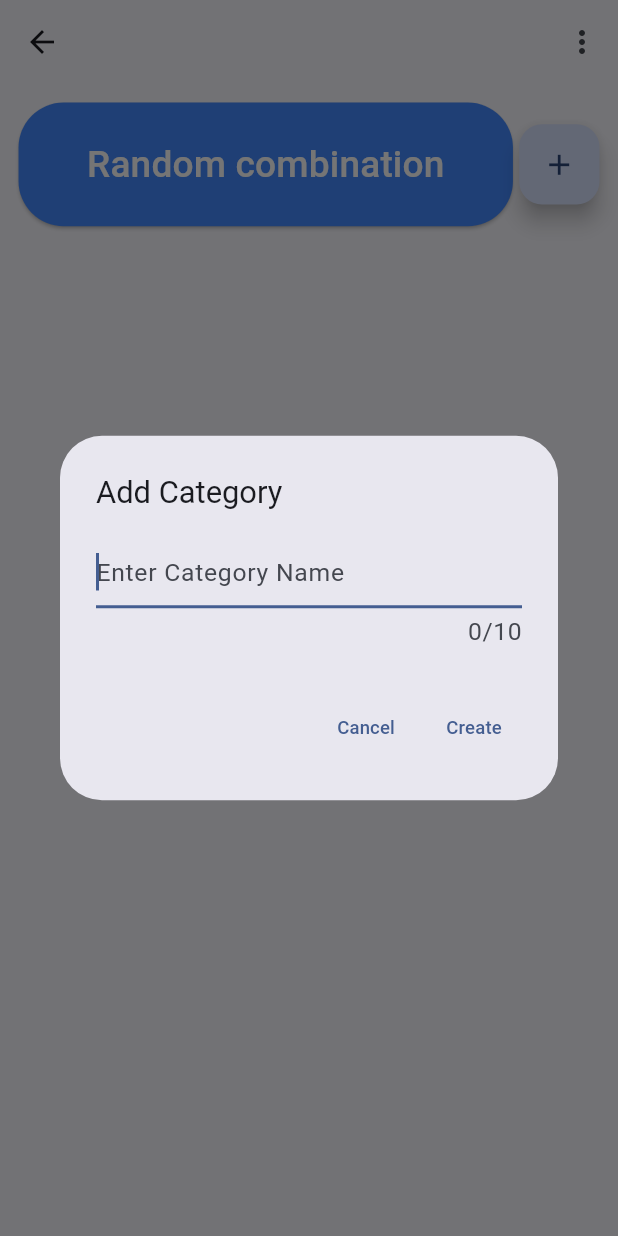
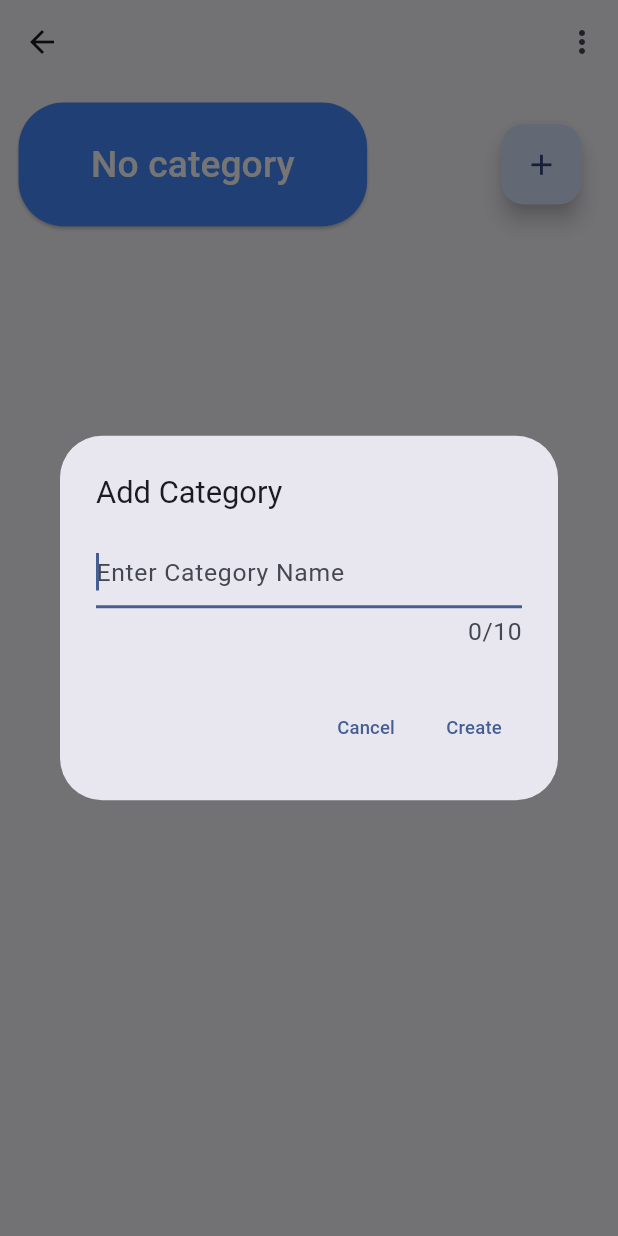
Before and after one commit to kgpksh/combinators, a Flutter app: the CombinationPage screen opened directly with empty values, after a tap on the "add" icon, on a phone screen of 412 x 824 dp. Run offline on Flutter 3.47's test engine with Material 3 defaults, Android fonts, the phone set to English and light mode, and no system bars; our stand-ins replace bloc, bloc_concurrency, flutter_bloc, google_mobile_ads, hydrated_bloc, package_info_plus and 1 more; accounts and stored records are empty.

Commit message:
fix: ui 비율 수정

```diff
--- a/lib/views/combine/category_popup_menu_button.dart
+++ b/lib/views/combine/category_popup_menu_button.dart
@@ -14,7 +14,7 @@ PopupMenuButton<CategoryItemMenuActions> showCategoryPopupMenuButtons({
 }) {
   double popupMenuSize = DisplaySize.instance.displayHeight * 0.03;
   double itemHeight = DisplaySize.instance.displayHeight * 0.06;
-  double itemWidth = DisplaySize.instance.displayWidth * 0.13;
+  double itemWidth = DisplaySize.instance.displayWidth * 0.15;
   double fontSize = DisplaySize.instance.displayWidth * 0.03;
   return PopupMenuButton<CategoryItemMenuActions>(
     icon: Icon(
--- a/lib/views/combine/combination_result.dart
+++ b/lib/views/combine/combination_result.dart
@@ -25,7 +25,7 @@ class PopupCombination extends StatefulWidget {
 }
 
 class _PopupCombinationState extends State<PopupCombination> {
-  double titleFontSize = DisplaySize.instance.displayHeight * 0.04;
+  double titleFontSize = DisplaySize.instance.displayHeight * 0.03;
   double cardHeight = DisplaySize.instance.displayHeight * 0.089;
   double singleItemPadding = DisplaySize.instance.displayWidth * 0.01;
   double singleListHeight = DisplaySize.instance.displayHeight * 0.12;
--- a/lib/views/combine/combinator.dart
+++ b/lib/views/combine/combinator.dart
@@ -12,7 +12,9 @@ import 'package:combinators/views/utils/cached_reorderable_list_view.dart';
 import 'package:combinators/views/utils/display_size.dart';
 import 'package:combinators/views/utils/loading_view.dart';
 import 'package:combinators/views/utils/text_edit_dialog.dart';
+import 'package:flutter/cupertino.dart';
 import 'package:flutter/material.dart';
+import 'package:flutter/widgets.dart';
 import 'package:flutter_bloc/flutter_bloc.dart';
 
 class CombinationPage extends StatefulWidget {
@@ -35,7 +37,8 @@ class _CombinationPageState extends State<CombinationPage> {
   double randomButtonMinimumHeight = DisplaySize.instance.displayHeight * 0.1;
   double randomButtonMinimumWidth = DisplaySize.instance.displayHeight * 0.4;
   double itemCardHeight = DisplaySize.instance.displayHeight * 0.08;
-  double marginBetweenCategoryAndItem = DisplaySize.instance.displayHeight * 0.01;
+  double marginBetweenCategoryAndItem =
+      DisplaySize.instance.displayHeight * 0.01;
   late List<DatabaseCategory> combinationDatas;
   bool isSubscribing = false;
   late final CombinationResultBloc _combinationResultBloc;
@@ -69,7 +72,7 @@ class _CombinationPageState extends State<CombinationPage> {
       body: BlocListener<AccountBloc, AccountState>(
         listener: (context, state) {
           isSubscribing = state.isSubscribing;
-          if(!state.isSubscribing) {
+          if (!state.isSubscribing) {
             InterstitialAdService().loadInterstitialAd();
             RewardedAdService().loadRewardedAd();
           }
@@ -89,9 +92,14 @@ class _CombinationPageState extends State<CombinationPage> {
                     Row(
                       mainAxisAlignment: MainAxisAlignment.spaceBetween,
                       children: [
-                          ElevatedButton(
+                        Expanded(
+                          flex: 6,
+                          child: ElevatedButton(
                             onPressed: () {
-                              if(!isSubscribing) {
+                              if(combinationDatas.isEmpty) {
+                                return;
+                              }
+                              if (!isSubscribing) {
                                 InterstitialAdService().showInterstitialAd();
                               }
 
@@ -107,8 +115,8 @@ class _CombinationPageState extends State<CombinationPage> {
                               backgroundColor: MaterialStateProperty.all<Color>(
                                 Colors.blueAccent,
                               ),
-                              shape:
-                                  MaterialStateProperty.all<RoundedRectangleBorder>(
+                              shape: MaterialStateProperty.all<
+                                  RoundedRectangleBorder>(
                                 RoundedRectangleBorder(
                                   borderRadius: BorderRadius.circular(30.0),
                                 ),
@@ -119,14 +127,22 @@ class _CombinationPageState extends State<CombinationPage> {
                               )),
                             ),
                             child: Text(
-                              'Random combination',
+                              combinationDatas.isNotEmpty ? 'Random combination' : 'No category',
                               style: TextStyle(
                                 color: Colors.white,
                                 fontSize: itemFontSize,
                               ),
+                              textAlign: TextAlign.center,
                             ),
                           ),
-                          SizedBox(
+                        ),
+                        const Expanded(
+                          flex: 2,
+                          child: SizedBox(),
+                        ),
+                        Expanded(
+                          flex: 2,
+                          child: SizedBox(
                             width: floatingButtonSize,
                             height: floatingButtonSize,
                             child: FittedBox(
@@ -145,7 +161,8 @@ class _CombinationPageState extends State<CombinationPage> {
 
                                   if (!context.mounted) return;
 
-                                  if (categoryName != null && categoryName != '') {
+                                  if (categoryName != null &&
+                                      categoryName != '') {
                                     context.read<CombinationBloc>().add(
                                           CombinationCategoryCreateEvent(
                                             groupId: widget.groupId,
@@ -155,6 +172,7 @@ class _CombinationPageState extends State<CombinationPage> {
                                   }
                                 },
                                 child: const Icon(Icons.add),
+                              ),
                             ),
                           ),
                         )
@@ -200,7 +218,8 @@ class _CombinationPageState extends State<CombinationPage> {
                                             ),
                                             Expanded(
                                               flex: 2,
-                                                child: showCategoryPopupMenuButtons(
+                                              child:
+                                                  showCategoryPopupMenuButtons(
                                                       context: context,
                                                       item: item,
                                                       combinationDatas:
@@ -228,7 +247,8 @@ class _CombinationPageState extends State<CombinationPage> {
                                                   child: Center(
                                                     child: Text(
                                                       item.items[index].name,
-                                                        textAlign: TextAlign.center,
+                                                      textAlign:
+                                                          TextAlign.center,
                                                       style: TextStyle(
                                                         fontSize: cardFontSize,
                                                         color: Colors.black,
@@ -238,7 +258,8 @@ class _CombinationPageState extends State<CombinationPage> {
                                                 ),
                                                 Expanded(
                                                   flex: 3,
-                                                    child: showItemPopupMenuButton(
+                                                  child:
+                                                      showItemPopupMenuButton(
                                                     context: context,
                                                     categoryList:
                                                         combinationDatas,
--- a/lib/views/combine/item_popup_menu_button.dart
+++ b/lib/views/combine/item_popup_menu_button.dart
@@ -14,7 +14,7 @@ PopupMenuButton<ItemMenuActions> showItemPopupMenuButton({
 }) {
   double popupMenuSize = DisplaySize.instance.displayHeight * 0.03;
   double itemHeight = DisplaySize.instance.displayHeight * 0.06;
-  double itemWidth = DisplaySize.instance.displayWidth * 0.12;
+  double itemWidth = DisplaySize.instance.displayWidth * 0.15;
   double fontSize = DisplaySize.instance.displayWidth * 0.03;
   return PopupMenuButton<ItemMenuActions>(
     icon: Icon(
```
Lines whose indentation alone changed are shown as unchanged.
